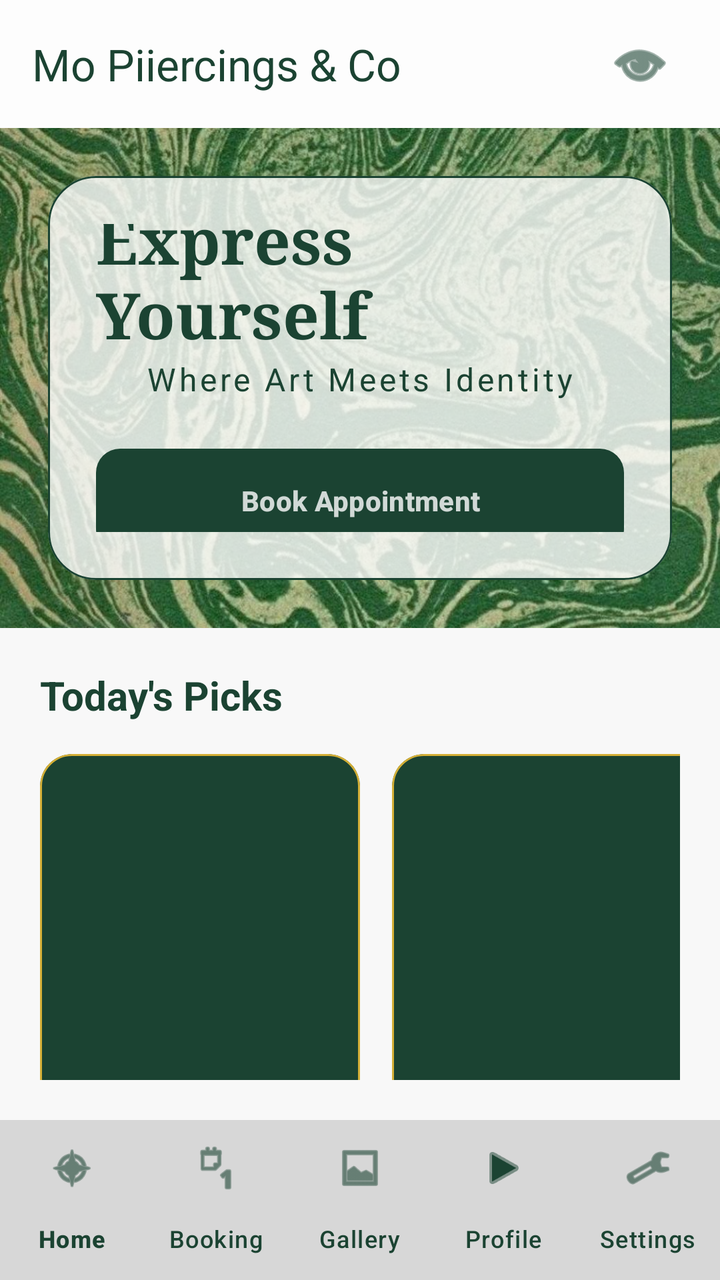
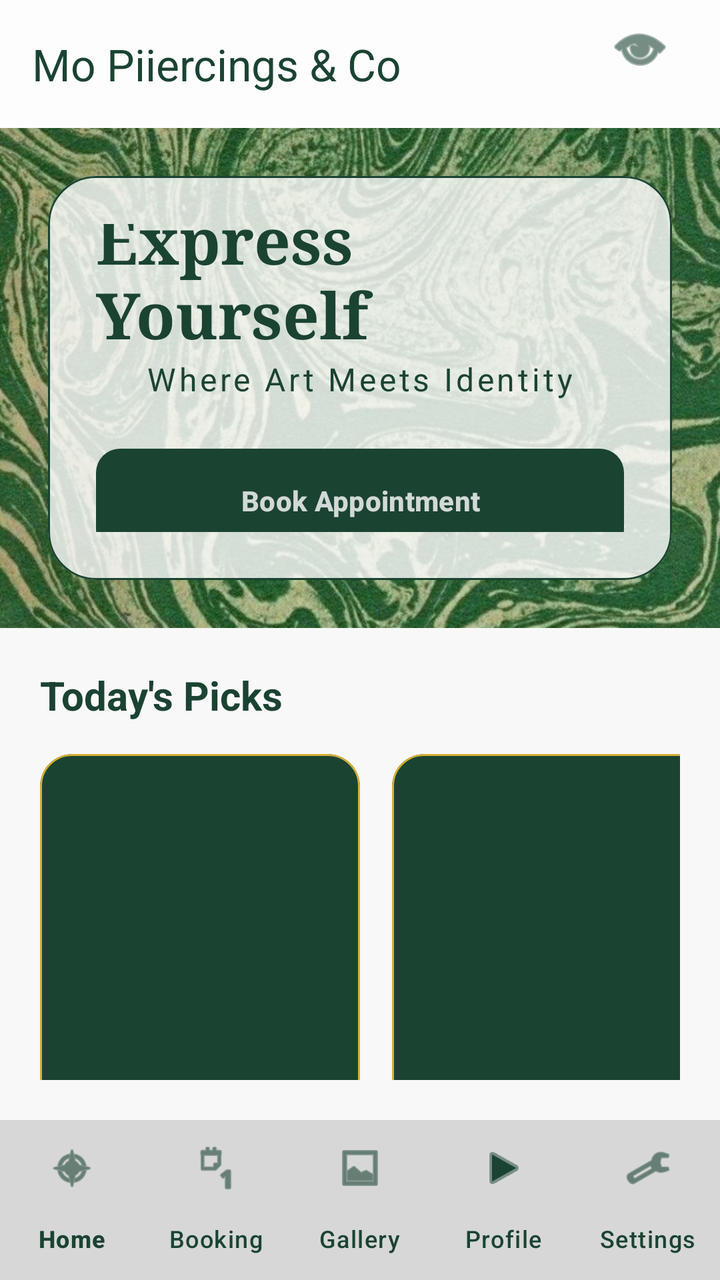

Two renders of the same Android screen: before a commit and after it. Below are the layout's source before the change and the commit's diff.
<!-- AndroidManifest.xml: application theme Theme.Moes -->
<!-- res/layout/activity_main.xml -->
<?xml version="1.0" encoding="utf-8"?>
<RelativeLayout xmlns:android="http://schemas.android.com/apk/res/android"
    xmlns:app="http://schemas.android.com/apk/res-auto"
    xmlns:tools="http://schemas.android.com/tools"
    android:id="@+id/main"
    android:layout_width="match_parent"
    android:layout_height="match_parent"
    android:background="@color/bg_light"
    tools:context=".MainActivity">

    
    <com.google.android.material.appbar.AppBarLayout
        android:layout_width="match_parent"
        android:layout_height="wrap_content"
        android:id="@+id/navBar"
        android:background="@color/glass_white">

        <RelativeLayout
            android:layout_width="match_parent"
            android:layout_height="?attr/actionBarSize">

            <androidx.appcompat.widget.Toolbar
                android:id="@+id/toolbar"
                android:layout_width="match_parent"
                android:layout_height="match_parent"
                app:title="Mo Piiercings &amp; Co"
                app:titleTextColor="@color/moes_forest_green" />

            <ImageButton
                android:id="@+id/btnCart"
                android:layout_width="48dp"
                android:layout_height="48dp"
                android:layout_alignParentEnd="true"
                android:layout_centerVertical="true"
                android:layout_marginEnd="16dp"
                android:background="?attr/selectableItemBackgroundBorderless"
                android:contentDescription="Cart"
                android:src="@android:drawable/ic_menu_view"
                app:tint="@color/moes_forest_green"
                />

        </RelativeLayout>
    </com.google.android.material.appbar.AppBarLayout>

    <androidx.core.widget.NestedScrollView
        android:layout_width="match_parent"
        android:layout_height="match_parent"
        android:layout_marginBottom="100dp"
        app:layout_behavior="@string/appbar_scrolling_view_behavior">

        <LinearLayout
            android:layout_width="match_parent"
            android:layout_height="wrap_content"
            android:orientation="vertical"
            android:layout_marginTop="0dp">

            
            <FrameLayout
                android:layout_width="match_parent"
                android:layout_height="250dp"
                android:layout_marginTop="64dp">

                
                <ImageView
                    android:layout_width="match_parent"
                    android:layout_height="match_parent"
                    android:scaleType="centerCrop"
                    android:src="@drawable/luxury_studio_bg1"
                    android:contentDescription="Hero Background" />

                
                <com.google.android.material.card.MaterialCardView
                    android:layout_width="match_parent"
                    android:layout_height="wrap_content"
                    android:layout_gravity="bottom"
                    android:layout_margin="24dp"
                    app:cardBackgroundColor="@color/glass_white"
                    app:cardCornerRadius="24dp"
                    app:cardElevation="0dp"
                    app:strokeWidth="1dp"
                    app:strokeColor="@color/moes_forest_green">

                    <LinearLayout
                        android:layout_width="match_parent"
                        android:layout_height="wrap_content"
                        android:orientation="vertical"
                        android:padding="24dp"
                        android:gravity="center">

                        <TextView
                            android:layout_width="wrap_content"
                            android:layout_height="wrap_content"
                            android:text="Express Yourself"
                            android:textColor="@color/moes_forest_green"
                            android:textSize="32sp"
                            android:textStyle="bold"
                            android:fontFamily="serif" />

                        <TextView
                            android:layout_width="wrap_content"
                            android:layout_height="wrap_content"
                            android:text="Where Art Meets Identity"
                            android:textColor="@color/moes_forest_green"
                            android:textSize="16sp"
                            android:letterSpacing="0.1" />

                        <com.google.android.material.button.MaterialButton
                            android:id="@+id/btnHeroBook"
                            android:layout_width="match_parent"
                            android:layout_height="60dp"
                            android:layout_marginTop="20dp"
                            android:text="Book Appointment"
                            android:textColor="@color/glass_white"
                            android:textStyle="bold"
                            app:backgroundTint="@color/moes_forest_green"
                            app:cornerRadius="12dp" />


                    </LinearLayout>
                </com.google.android.material.card.MaterialCardView>
            </FrameLayout>


            

            <LinearLayout
                android:layout_width="match_parent"
                android:layout_height="wrap_content"
                android:layout_marginTop="0dp"
                android:orientation="vertical"
                android:padding="20dp">

                <TextView
                    android:layout_width="wrap_content"
                    android:layout_height="wrap_content"
                    android:layout_marginBottom="16dp"

                    android:text="Today's Picks"
                    android:textColor="@color/moes_forest_green"
                    android:textSize="20sp"
                    android:textStyle="bold" />

                <HorizontalScrollView
                    android:layout_width="match_parent"
                    android:layout_height="wrap_content"
                    android:scrollbars="none">

                    <LinearLayout
                        android:layout_width="wrap_content"
                        android:layout_height="wrap_content"

                        android:orientation="horizontal">

                        
                        <com.google.android.material.card.MaterialCardView
                            android:layout_width="160dp"
                            android:layout_height="220dp"
                            android:layout_marginEnd="16dp"
                            app:cardBackgroundColor="@color/moes_forest_green"
                            app:cardCornerRadius="16dp"
                            app:strokeColor="@color/accent_gold"
                            app:strokeWidth="1dp">
                        </com.google.android.material.card.MaterialCardView>

                        <com.google.android.material.card.MaterialCardView
                            android:layout_width="160dp"
                            android:layout_height="220dp"
                            android:layout_marginEnd="16dp"
                            app:cardBackgroundColor="@color/moes_forest_green"
                            app:cardCornerRadius="16dp"
                            app:strokeColor="@color/accent_gold"
                            app:strokeWidth="1dp">
                        </com.google.android.material.card.MaterialCardView>

                        <com.google.android.material.card.MaterialCardView
                            android:layout_width="160dp"
                            android:layout_height="220dp"
                            android:layout_marginEnd="16dp"
                            app:cardBackgroundColor="@color/moes_forest_green"
                            app:cardCornerRadius="16dp"
                            app:strokeColor="@color/accent_gold"
                            app:strokeWidth="1dp">
                        </com.google.android.material.card.MaterialCardView>

                    </LinearLayout>
                </HorizontalScrollView>

                <androidx.core.widget.NestedScrollView
                    android:id="@+id/dashboardScrollView"
                    android:layout_width="match_parent"
                    android:layout_height="match_parent"
                    android:fillViewport="true">

                </androidx.core.widget.NestedScrollView>
            </LinearLayout>

            <LinearLayout
                android:layout_width="match_parent"
                android:layout_height="wrap_content"
                android:layout_margin="@dimen/cardview_default_elevation"
                android:layout_marginBottom="100dp"
                android:orientation="vertical"
                android:padding="16dp">


                
                <TextView
                    android:layout_width="wrap_content"
                    android:layout_height="wrap_content"

                    android:layout_marginStart="@dimen/cardview_default_elevation"
                    android:text="Today's Pick's"
                    android:textColor="@color/moes_forest_green"
                    android:textSize="18sp"
                    android:textStyle="bold" />

                
                <HorizontalScrollView
                    android:layout_width="match_parent"
                    android:layout_height="wrap_content"
                    android:layout_marginTop="20dp"
                    android:scrollbars="none">

                    <LinearLayout
                        android:id="@+id/layoutProductCards"
                        android:layout_width="wrap_content"
                        android:layout_height="wrap_content"

                        android:orientation="horizontal">

                        
                        <androidx.cardview.widget.CardView
                            android:layout_width="150dp"
                            android:layout_height="180dp"
                            android:layout_marginEnd="12dp"
                            app:cardCornerRadius="12dp"
                            app:cardElevation="4dp">

                            <LinearLayout
                                android:layout_width="match_parent"
                                android:layout_height="match_parent"
                                android:background="@color/moes_forest_green"
                                android:gravity="center_horizontal"
                                android:orientation="vertical"
                                android:padding="8dp">

                                <ImageView
                                    android:layout_width="match_parent"
                                    android:layout_height="110dp"
                                    android:contentDescription="jewelry_1"
                                    android:scaleType="centerCrop"
                                    android:src="@drawable/jewelry_1" />

                                <TextView
                                    android:layout_width="wrap_content"
                                    android:layout_height="wrap_content"
                                    android:layout_marginTop="8dp"
                                    android:text="Signature Dish"
                                    android:textColor="@color/white"
                                    android:textStyle="bold" />
                            </LinearLayout>
                        </androidx.cardview.widget.CardView>

                        
                        <androidx.cardview.widget.CardView
                            android:layout_width="150dp"
                            android:layout_height="180dp"
                            android:layout_marginEnd="12dp"
                            app:cardCornerRadius="12dp"
                            app:cardElevation="4dp">

                            <LinearLayout
                                android:layout_width="match_parent"
                                android:layout_height="match_parent"
                                android:background="@color/moes_forest_green"
                                android:gravity="center_horizontal"
                                android:orientation="vertical"
                                android:padding="8dp">

                                <ImageView
                                    android:layout_width="match_parent"
                                    android:layout_height="110dp"
                                    android:contentDescription="Product 2"
                                    android:scaleType="centerCrop"
                                    android:src="@drawable/jewelry_2"/>

                                <TextView
                                    android:layout_width="wrap_content"
                                    android:layout_height="wrap_content"
                                    android:layout_marginTop="8dp"
                                    android:text="Special Combo"
                                    android:textColor="@color/white"
                                    android:textStyle="bold" />
                            </LinearLayout>
                        </androidx.cardview.widget.CardView>

                        
                        <androidx.cardview.widget.CardView
                            android:layout_width="150dp"
                            android:layout_height="180dp"
                            android:layout_marginEnd="12dp"
                            app:cardCornerRadius="12dp"
                            app:cardElevation="4dp">

                            <LinearLayout
                                android:layout_width="match_parent"
                                android:layout_height="match_parent"
                                android:background="@color/moes_forest_green"
                                android:gravity="center_horizontal"
                                android:orientation="vertical"
                                android:padding="8dp">

                                <ImageView
                                    android:layout_width="match_parent"
                                    android:layout_height="110dp"
                                    android:contentDescription="Product 3"
                                    android:scaleType="centerCrop"
                                    android:src="@drawable/ear_1" />

                                <TextView
                                    android:layout_width="wrap_content"
                                    android:layout_height="wrap_content"
                                    android:layout_marginTop="8dp"
                                    android:text="Refreshing Drink"
                                    android:textColor="@color/white"
                                    android:textStyle="bold" />
                            </LinearLayout>
                        </androidx.cardview.widget.CardView>

                        
                        <androidx.cardview.widget.CardView
                            android:layout_width="150dp"
                            android:layout_height="180dp"
                            app:cardCornerRadius="12dp"
                            app:cardElevation="4dp">

                            <LinearLayout
                                android:layout_width="match_parent"
                                android:layout_height="match_parent"
                                android:background="@color/moes_forest_green"
                                android:gravity="center_horizontal"
                                android:orientation="vertical"
                                android:padding="8dp">

                                <ImageView
                                    android:layout_width="match_parent"
                                    android:layout_height="110dp"
                                    android:contentDescription="Product 4"
                                    android:scaleType="centerCrop"
                                    android:src="@drawable/ear_2" />

                                <TextView
                                    android:layout_width="wrap_content"
                                    android:layout_height="wrap_content"
                                    android:layout_marginTop="8dp"
                                    android:text="Dessert Treat"
                                    android:textColor="@color/white"
                                    android:textStyle="bold" />
                            </LinearLayout>
                        </androidx.cardview.widget.CardView>

                    </LinearLayout>
                </HorizontalScrollView>

            </LinearLayout>

        </LinearLayout>
    </androidx.core.widget.NestedScrollView>

    
    <com.google.android.material.bottomnavigation.BottomNavigationView
        android:id="@+id/bottomNavigation"
        android:layout_width="match_parent"
        android:layout_height="wrap_content"
        android:layout_marginBottom="0dp"
        android:layout_alignParentBottom="true"
        android:background="#22000000"
        app:itemIconTint="@color/moes_forest_green"
        app:itemTextColor="@color/moes_forest_green"
        app:labelVisibilityMode="labeled"
        app:menu="@menu/bottom_nav_menu" />

</RelativeLayout>
<!-- resources referenced by this layout -->
<resources>
  <color name="accent_gold">#D4AF37</color>
  <color name="bg_light">#F8F8F8</color>
  <color name="glass_white">#CCFFFFFF</color>
  <color name="moes_forest_green">#1B4332</color>
  <color name="white">#FFFFFF</color>
  <!-- drawable ear_1: jpeg bitmap (drawable, 28945 bytes) -->
  <!-- drawable ear_2: jpeg bitmap (drawable, 40538 bytes) -->
  <!-- drawable jewelry_1: webp bitmap (drawable, 3452 bytes) -->
  <!-- drawable jewelry_2: webp bitmap (drawable, 4262 bytes) -->
  <!-- drawable luxury_studio_bg1: jpeg bitmap (drawable, 199281 bytes) -->
  <style name="Theme.Moes" parent="Theme.Material3.DayNight.NoActionBar">
      
      <item name="colorPrimary">@color/moes_forest_green</item>
      <item name="colorOnPrimary">@color/moes_gold</item>
  
      
      <item name="colorSecondary">@color/moes_gold</item>
      <item name="colorOnSecondary">@color/white</item>
  
      
      <item name="android:windowBackground">@color/moes_cream</item>
      <item name="android:statusBarColor">@color/moes_dark_header</item>
  </style>
  <color name="moes_gold">#C69C35</color>
  <color name="moes_cream">#FDFCF0</color>
  <color name="moes_dark_header">#121212</color>
</resources>

<!-- the commit's change to res/layout/activity_main.xml (unified diff, before → after) -->
@@ -31,13 +31,11 @@
                 android:layout_width="48dp"
                 android:layout_height="48dp"
                 android:layout_alignParentEnd="true"
-                android:layout_centerVertical="true"
                 android:layout_marginEnd="16dp"
                 android:background="?attr/selectableItemBackgroundBorderless"
                 android:contentDescription="Cart"
                 android:src="@android:drawable/ic_menu_view"
-                app:tint="@color/moes_forest_green"
-                />
+                app:tint="@color/moes_forest_green" />
 
         </RelativeLayout>
     </com.google.android.material.appbar.AppBarLayout>
